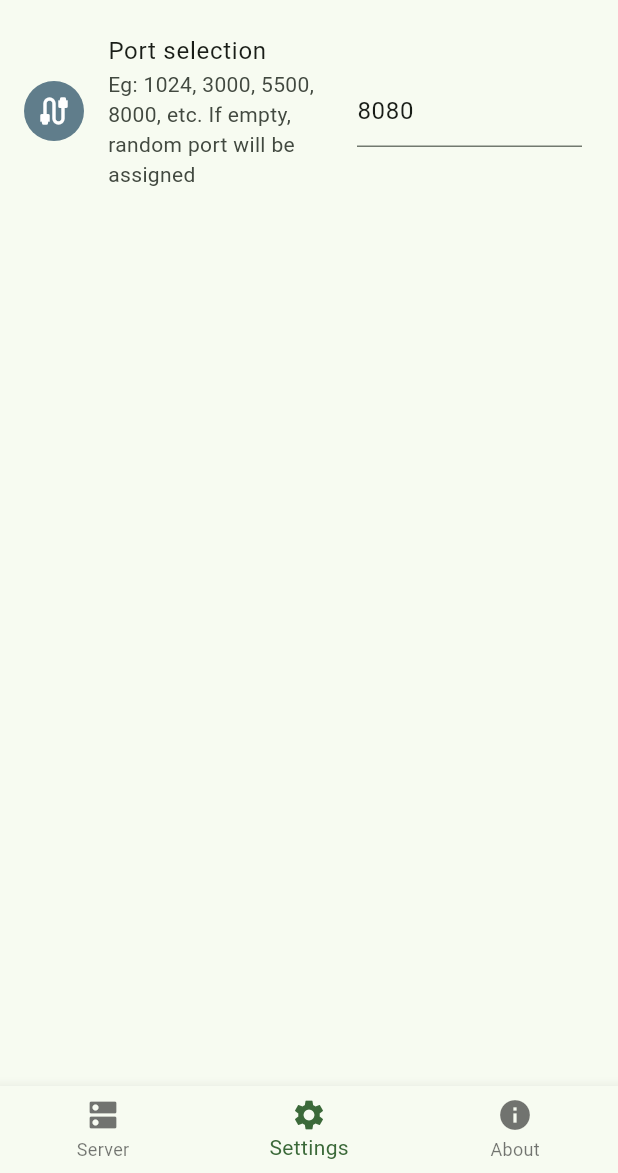
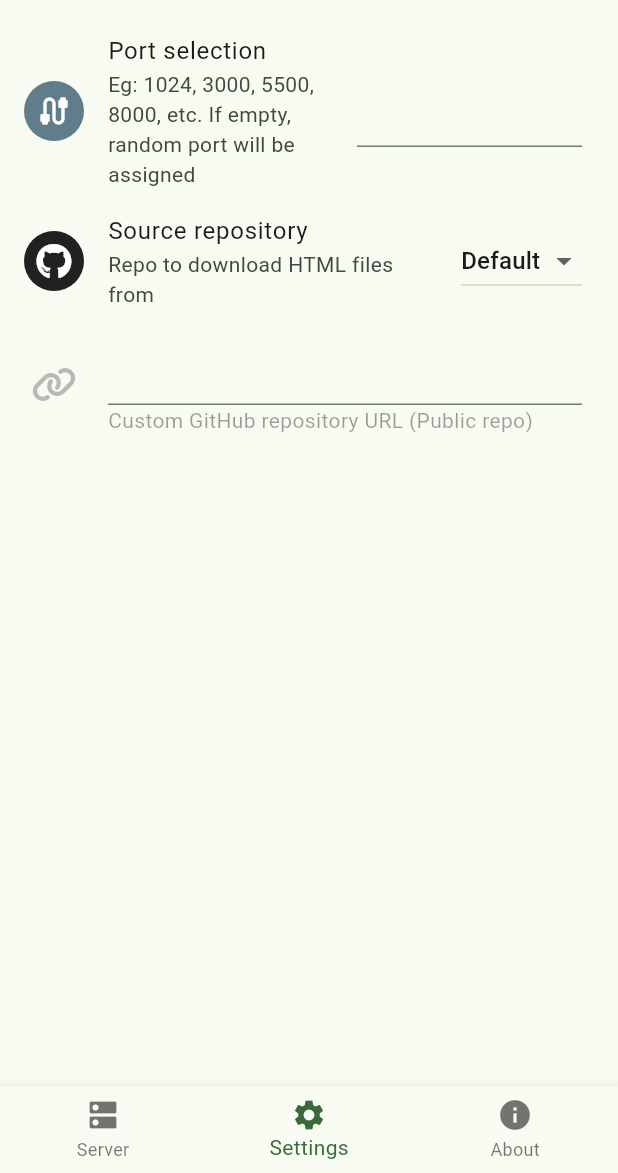
Before and after one commit to MasjidTV/masjidtv_app, a Flutter app: the screen it shows after launch, item 2 of the bottom bar chosen, on a phone screen of 412 x 824 dp, the part 63-1236 px from its top. Run offline on Flutter 3.47's test engine with Material 2 defaults, Android fonts, the phone set to English and light mode, and no system bars; our stand-ins replace flutter_dotenv, fluttertoast, font_awesome_flutter, package_info_plus, permission_handler, shared_preferences and 2 more; missing offline and left inert: network_info_plus, shelf_cors_headers, shelf_router.

Commit message:
:sparkles: Done setting external custom github link #1

```diff
--- a/lib/constants.dart
+++ b/lib/constants.dart
@@ -1,2 +1,4 @@
 const kSpServerPort = 'sp_server_port';
 const kSpJakimZone = 'sp_jakim_zone';
+const kSpGithubSource = 'sp_github_source';
+const kSpCustomGithubUrl = 'sp_custom_github_url';
--- a/lib/main.dart
+++ b/lib/main.dart
@@ -2,16 +2,21 @@
 import 'package:flutter_dotenv/flutter_dotenv.dart';
 import 'package:shared_preferences/shared_preferences.dart';
 
+import 'constants.dart';
 import 'home.dart';
+import 'pages/app_settings.dart';
 
 void main() async {
   WidgetsFlutterBinding.ensureInitialized();
 
   await dotenv.load();
 
-  // init settings
+  // init default settings
   final SharedPreferences prefs = await SharedPreferences.getInstance();
-  prefs.setInt('kSpServerPort', 8080);
+  if (!prefs.containsKey(kSpServerPort)) prefs.setInt(kSpServerPort, 8080);
+  if (!prefs.containsKey(kSpGithubSource)) {
+    prefs.setString(kSpGithubSource, GithubSource.Default.name);
+  }
 
   runApp(const MyApp());
 }
@@ -22,7 +27,7 @@
   @override
   Widget build(BuildContext context) {
     return MaterialApp(
-      title: 'MasjidTV',
+      title: 'MasjidTV App',
       theme: ThemeData(
         colorSchemeSeed: Colors.green,
         useMaterial3: true,
--- a/lib/pages/app_settings.dart
+++ b/lib/pages/app_settings.dart
@@ -1,8 +1,13 @@
 import 'package:flutter/material.dart';
 import 'package:fluttertoast/fluttertoast.dart';
+import 'package:font_awesome_flutter/font_awesome_flutter.dart';
 import 'package:shared_preferences/shared_preferences.dart';
 
+import '../constants.dart';
 import '../server/backend_server.dart';
+
+// ignore: constant_identifier_names
+enum GithubSource { Default, Custom }
 
 class AppSettings extends StatefulWidget {
   const AppSettings({super.key});
@@ -13,6 +18,9 @@
 
 class _AppSettingsState extends State<AppSettings> {
   final TextEditingController _portEditingController = TextEditingController();
+  final TextEditingController _githubUrlController = TextEditingController();
+
+  GithubSource _githubSource = GithubSource.Default;
   @override
   void initState() {
     super.initState();
@@ -26,6 +34,17 @@
     var port = prefs.getInt('kSpServerPort');
     if (port != null) {
       _portEditingController.text = port.toString();
+    }
+
+    var savedGithubSource = prefs.getString(kSpGithubSource);
+    if (savedGithubSource != null) {
+      _githubSource = GithubSource.values.byName(savedGithubSource);
+      setState(() {});
+    }
+
+    var savedGithubUrl = prefs.getString(kSpCustomGithubUrl);
+    if (savedGithubUrl != null) {
+      _githubUrlController.text = savedGithubUrl;
     }
   }
 
@@ -83,6 +102,61 @@
                   keyboardType: TextInputType.number,
                 )),
           ),
+          ListTile(
+            leading: const CircleAvatar(
+              backgroundColor: Colors.black87,
+              child: FaIcon(FontAwesomeIcons.github, color: Colors.white),
+            ),
+            subtitle: const Text('Repo to download HTML files from'),
+            title: const Text('Source repository'),
+            trailing: DropdownButton<GithubSource>(
+              value: _githubSource,
+              onChanged: (GithubSource? value) async {
+                // This is called when the user selects an item.
+                setState(() => _githubSource = value!);
+                final sp = await SharedPreferences.getInstance();
+                await sp.setString(kSpGithubSource, value!.name);
+                Fluttertoast.showToast(msg: "Saved Github source option");
+              },
+              items: GithubSource.values
+                  .map<DropdownMenuItem<GithubSource>>((GithubSource value) {
+                return DropdownMenuItem(
+                  value: value,
+                  child: Text(value.name),
+                );
+              }).toList(),
+            ),
+          ),
+          IgnorePointer(
+            ignoring: _githubSource != GithubSource.Custom,
+            child: ListTile(
+              enabled: _githubSource == GithubSource.Custom,
+              leading: CircleAvatar(
+                backgroundColor: Theme.of(context).scaffoldBackgroundColor,
+                child: FaIcon(
+                  FontAwesomeIcons.link,
+                  color: _githubSource != GithubSource.Custom
+                      ? Colors.black26
+                      : null,
+                ),
+              ),
+              title: TextField(
+                controller: _githubUrlController,
+                onSubmitted: (value) async {
+                  // Check and add the https:// prefix if missing
+                  if (!value.startsWith('http')) {
+                    value = 'https://$value';
+                  }
+                  // save the sp
+                  final sp = await SharedPreferences.getInstance();
+                  await sp.setString(kSpCustomGithubUrl, value);
+                  Fluttertoast.showToast(msg: "Custom Github URL is saved");
+                },
+              ),
+              subtitle:
+                  const Text('Custom GitHub repository URL (Public repo)'),
+            ),
+          ),
         ],
       ),
     );
--- a/lib/util/html_content_setup.dart
+++ b/lib/util/html_content_setup.dart
@@ -2,12 +2,16 @@
 
 import 'package:flutter/foundation.dart';
 import 'package:flutter_dotenv/flutter_dotenv.dart';
+import 'package:fluttertoast/fluttertoast.dart';
 import 'package:path_provider/path_provider.dart';
 import 'package:path/path.dart' as p;
 import 'package:archive/archive_io.dart';
 import 'package:http/http.dart' as http;
 import 'package:permission_handler/permission_handler.dart';
+import 'package:shared_preferences/shared_preferences.dart';
 
+import '../constants.dart';
+import '../pages/app_settings.dart';
 import 'my_storage.dart';
 
 class HtmlContentSetup {
@@ -24,7 +28,24 @@
     if (!permissionStatus.isGranted) {
       await Permission.manageExternalStorage.request();
     }
-    var zipRepo = await _downloadGithubRepo();
+
+    // for default repo
+    var owner = 'iqfareez';
+    var repo = 'masjidTV-waktusolat';
+
+    // check setting for GitHub Source
+    final sp = await SharedPreferences.getInstance();
+    final githubSource =
+        GithubSource.values.byName(sp.getString(kSpGithubSource)!);
+
+    if (githubSource == GithubSource.Custom) {
+      var customUrl = sp.getString(kSpCustomGithubUrl);
+      (owner, repo) = _retrieveGitHubOwnerRepo(customUrl!);
+    }
+
+    Fluttertoast.showToast(msg: "Downloading from $owner/$repo");
+
+    var zipRepo = await _downloadGithubRepo(owner: owner, repo: repo);
     if (zipRepo == null) {
       throw Exception(
           'No path is returned. Possibly the repo download has failed?');
@@ -39,11 +60,13 @@
 
     debugPrint('moving to $extractDir');
 
-    await _moveContentsToDestinationDirectory(extractedPath, extractDir.path);
+    await _moveContentsToDestinationDirectory(extractedPath, extractDir.path,
+        ownerRepo: '$owner-$repo');
   }
 
   static Future<void> _moveContentsToDestinationDirectory(
-      String sourceDirectoryPath, String destinationDirectoryPath) async {
+      String sourceDirectoryPath, String destinationDirectoryPath,
+      {required String ownerRepo}) async {
     Directory sourceDirectory = Directory(sourceDirectoryPath);
     Directory destinationDirectory = Directory(destinationDirectoryPath);
 
@@ -71,9 +94,11 @@
     for (FileSystemEntity content in contents) {
       debugPrint(content.path);
       if (content is Directory) {
-        await _copyDirectoryToDestination(content, destinationDirectory);
+        await _copyDirectoryToDestination(content, destinationDirectory,
+            ownerRepo: ownerRepo);
       } else if (content is File) {
-        await _copyFileToDestination(content, destinationDirectory);
+        await _copyFileToDestination(content, destinationDirectory,
+            ownerRepo: ownerRepo);
       }
     }
 
@@ -82,36 +107,44 @@
   }
 
   static Future<void> _copyDirectoryToDestination(
-      Directory sourceDirectory, Directory destinationDirectory) async {
+      Directory sourceDirectory, Directory destinationDirectory,
+      {required ownerRepo}) async {
     var tempCorrectedPath = destinationDirectory.path.split('/');
-    tempCorrectedPath.removeWhere(
-        (element) => element.contains("iqfareez-masjidTV-waktusolat"));
+    // remove the first directory name
+    // ie: /web/iqfareez-masjidTV-waktusolat-cb802722d1e5152df3be7b29d286a08ef162f68e
+    // to /web
+    tempCorrectedPath.removeWhere((element) => element.contains(ownerRepo));
     var correctedDirectory = Directory(tempCorrectedPath.join('/'));
     String sourceDirectoryName = sourceDirectory.path.split('/').last;
+
     String destinationDirectoryPath =
         '${correctedDirectory.path}/$sourceDirectoryName';
     Directory destinationSubDirectory = Directory(destinationDirectoryPath);
-    // remove the first directory name
-    // ie: /web/iqfareez-masjidTV-waktusolat-cb802722d1e5152df3be7b29d286a08ef162f68e
-    // to /web
-    await destinationSubDirectory.create(recursive: true);
+
+    // if the directory is an empty folder left by the unzipping process (usually the
+    // folder name is based on owner-repo-commit name), we want to skip it
+    if (!sourceDirectoryName.startsWith(ownerRepo)) {
+      await destinationSubDirectory.create(recursive: true);
+    }
 
     List<FileSystemEntity> contents = sourceDirectory.listSync();
 
     for (FileSystemEntity content in contents) {
       if (content is Directory) {
-        await _copyDirectoryToDestination(content, destinationSubDirectory);
+        await _copyDirectoryToDestination(content, destinationSubDirectory,
+            ownerRepo: ownerRepo);
       } else if (content is File) {
-        await _copyFileToDestination(content, destinationSubDirectory);
+        await _copyFileToDestination(content, destinationSubDirectory,
+            ownerRepo: ownerRepo);
       }
     }
   }
 
   static Future<void> _copyFileToDestination(
-      File sourceFile, Directory destinationDirectory) async {
+      File sourceFile, Directory destinationDirectory,
+      {required ownerRepo}) async {
     var tempCorrectedPath = destinationDirectory.path.split('/');
-    tempCorrectedPath.removeWhere(
-        (element) => element.contains("iqfareez-masjidTV-waktusolat"));
+    tempCorrectedPath.removeWhere((element) => element.contains(ownerRepo));
     var correctedDirectory = Directory(tempCorrectedPath.join('/'));
     String fileName = sourceFile.path.split('/').last;
     File destinationFile = File('${correctedDirectory.path}/$fileName');
@@ -158,21 +191,28 @@
     return extractPath;
   }
 
-  static Future<String?> _downloadGithubRepo() async {
+  static Future<String?> _downloadGithubRepo(
+      {required String owner, required String repo}) async {
     var githubApiKey = dotenv.env['GH_REPO_PAT'];
 
     debugPrint('key: $githubApiKey');
+    var headers = {
+      "Accept": "application/vnd.github+json",
+      "X-GitHub-Api-Version": "2022-11-28",
+    };
 
-    const owner = 'iqfareez';
-    const repo = 'masjidTV-waktusolat';
+    // check setting for GitHub Source
+    final sp = await SharedPreferences.getInstance();
+    final githubSource =
+        GithubSource.values.byName(sp.getString(kSpGithubSource)!);
+
+    if (githubSource == GithubSource.Default) {
+      headers.addAll({"Authorization": 'Bearer $githubApiKey'});
+    }
 
     final response = await http.get(
       Uri.parse('https://api.github.com/repos/$owner/$repo/zipball'),
-      headers: {
-        "Accept": "application/vnd.github+json",
-        "Authorization": 'Bearer $githubApiKey',
-        "X-GitHub-Api-Version": "2022-11-28",
-      },
+      headers: headers,
     );
     if (response.statusCode == 200) {
       final bytes = response.bodyBytes;
@@ -194,3 +234,24 @@
     }
   }
 }
+
+/// Extract the owner and repo information from Github URL
+(String, String) _retrieveGitHubOwnerRepo(String url) {
+  String owner = '';
+  String repo = '';
+
+  // Remove .git extension from URL, if present
+  if (url.endsWith('.git')) {
+    url = url.substring(0, url.length - 4);
+  }
+
+  // Extract owner and repo from the URL
+  Uri uri = Uri.parse(url);
+  List<String> pathSegments = uri.pathSegments;
+  if (pathSegments.length >= 2) {
+    owner = pathSegments[0];
+    repo = pathSegments[1];
+  }
+
+  return (owner, repo);
+}
--- a/pubspec.yaml
+++ b/pubspec.yaml
@@ -16,7 +16,7 @@
 # https://developer.apple.com/library/archive/documentation/General/Reference/InfoPlistKeyReference/Articles/CoreFoundationKeys.html
 # In Windows, build-name is used as the major, minor, and patch parts
 # of the product and file versions while build-number is used as the build suffix.
-version: 1.0.0-pre.1+1
+version: 1.0.0-pre.2+2
 
 environment:
   sdk: ">=3.0.0 <4.0.0"
@@ -37,6 +37,7 @@
   archive: ^3.3.7
   flutter_dotenv: ^5.0.2
   fluttertoast: ^8.2.1
+  font_awesome_flutter: ^10.4.0
   http: ^0.13.6
   path_provider: ^2.0.15
   path: ^1.8.3
```
Also changed, not shown: lib/pages/app_server.dart (+7 -4 lines), pubspec.lock, 1 other file.
